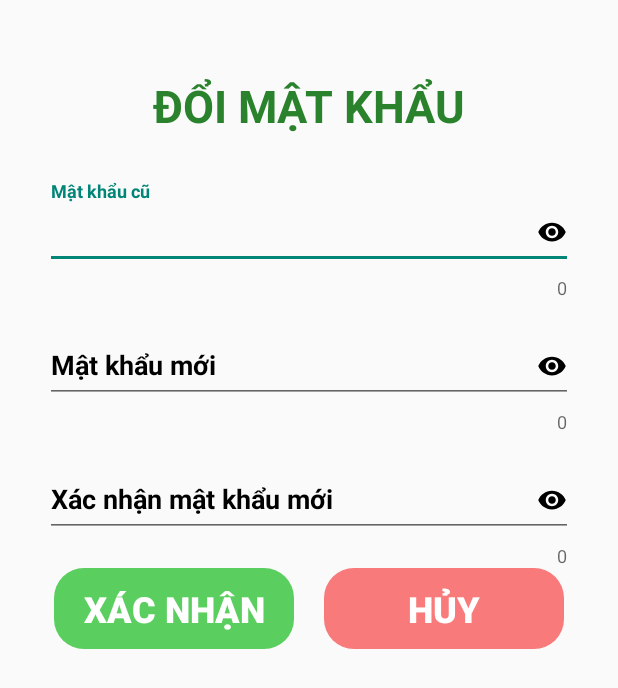
After one commit to tranvu2112/WarehouseManager, an Android app: the layout change_pass_dialog_layout.xml on its own in the app's theme, with its tools: preview values and no code run, on a phone screen of 412 x 824 dp. The commit adds this screen. Shown: the top 688 px of the screen. Run offline under Robolectric (Android 15) with nearby library versions, the phone set to English and light mode, and no system bars.

Commit message:
hoàn thiện chức năng đổi mật khẩu

```diff
--- a/app/src/main/java/com/tranvu1805/warehousemanager/LoginActivity.java
+++ b/app/src/main/java/com/tranvu1805/warehousemanager/LoginActivity.java
@@ -67,7 +67,9 @@ public class LoginActivity extends AppCompatActivity {
         SharedPreferences sharedPreferences = getSharedPreferences("user",MODE_PRIVATE);
         SharedPreferences.Editor editor = sharedPreferences.edit();
         editor.putString("account", userDTO.getAccount());
-        editor.putInt("idUser", userDTO.getId());
+        editor.putInt("idAccount", userDTO.getId());
+        editor.putString("name", userDTO.getName());
+        editor.putString("email", userDTO.getEmail());
         editor.putInt("role", userDTO.getRole());
         editor.putString("password", userDTO.getPass());
         editor.putBoolean("checked",chkRemember.isChecked());
--- /dev/null
+++ b/app/src/main/res/layout/change_pass_dialog_layout.xml
@@ -0,0 +1,115 @@
+<?xml version="1.0" encoding="utf-8"?>
+<LinearLayout xmlns:android="http://schemas.android.com/apk/res/android"
+    xmlns:app="http://schemas.android.com/apk/res-auto"
+    xmlns:tools="http://schemas.android.com/tools"
+    android:layout_width="match_parent"
+    android:layout_height="wrap_content"
+    android:layout_marginTop="10dp"
+    android:gravity="center_horizontal"
+    android:orientation="vertical"
+    android:paddingHorizontal="20dp"
+    android:paddingVertical="40dp"
+    tools:context=".AddAccount">
+
+    <TextView
+        android:layout_width="wrap_content"
+        android:layout_height="wrap_content"
+        android:layout_marginBottom="20dp"
+        android:text="@string/change_pass"
+        android:textAllCaps="true"
+        android:textColor="#2A822D"
+        android:textSize="30sp"
+        android:textStyle="bold" />
+
+    <com.google.android.material.textfield.TextInputLayout
+        android:layout_width="match_parent"
+        android:layout_height="wrap_content"
+        android:layout_marginTop="10dp"
+        android:paddingHorizontal="10dp"
+        android:textColorHint="@color/black"
+        app:counterEnabled="true"
+        app:errorEnabled="true">
+
+        <com.google.android.material.textfield.TextInputEditText
+            android:id="@+id/edtOldPassChange"
+            android:layout_width="match_parent"
+            android:layout_height="48dp"
+            android:drawableEnd="@drawable/visible"
+            android:hint="@string/old_pass"
+            android:inputType="textPassword"
+            android:textColor="@color/black"
+            android:textStyle="bold" />
+    </com.google.android.material.textfield.TextInputLayout>
+
+    <com.google.android.material.textfield.TextInputLayout
+        android:layout_width="match_parent"
+        android:layout_height="wrap_content"
+        android:layout_marginTop="10dp"
+        android:paddingHorizontal="10dp"
+        android:textColorHint="@color/black"
+        app:counterEnabled="true"
+        app:errorEnabled="true">
+
+        <com.google.android.material.textfield.TextInputEditText
+            android:id="@+id/edtNewPassChange"
+            android:layout_width="match_parent"
+            android:layout_height="48dp"
+            android:drawableEnd="@drawable/visible"
+            android:hint="@string/new_pass"
+            android:inputType="textPassword"
+            android:textColor="@color/black"
+            android:textStyle="bold" />
+    </com.google.android.material.textfield.TextInputLayout>
+
+    <com.google.android.material.textfield.TextInputLayout
+        android:layout_width="match_parent"
+        android:layout_height="wrap_content"
+        android:layout_marginTop="10dp"
+        android:paddingHorizontal="10dp"
+        android:textColorHint="@color/black"
+        app:counterEnabled="true"
+        app:errorEnabled="true">
+
+        <com.google.android.material.textfield.TextInputEditText
+            android:id="@+id/edtConfirmNewPassChange"
+            android:layout_width="match_parent"
+            android:layout_height="48dp"
+            android:drawableEnd="@drawable/visible"
+            android:hint="@string/confirm_new_pass"
+            android:inputType="textPassword"
+            android:textColor="@color/black"
+            android:textStyle="bold" />
+    </com.google.android.material.textfield.TextInputLayout>
+
+
+    <LinearLayout
+        android:layout_width="match_parent"
+        android:layout_height="wrap_content"
+        android:gravity="center_horizontal"
+        android:orientation="horizontal">
+
+        <Button
+            android:id="@+id/btnConfirmChange"
+            style="?android:attr/buttonBarButtonStyle"
+            android:layout_width="wrap_content"
+            android:layout_height="wrap_content"
+            android:background="@drawable/confirm_button"
+            android:text="@string/confirm"
+            android:textColor="#fff"
+            android:textSize="24sp"
+            android:textStyle="bold" />
+
+        <Button
+            android:id="@+id/btnCancelChange"
+            style="?android:attr/buttonBarButtonStyle"
+            android:layout_width="wrap_content"
+            android:layout_height="wrap_content"
+            android:layout_marginStart="20dp"
+            android:background="@drawable/cancel_button"
+            android:text="@string/cancel"
+            android:textColor="#fff"
+            android:textSize="24sp"
+            android:textStyle="bold" />
+
+    </LinearLayout>
+</LinearLayout>
--- a/app/src/main/res/values/strings.xml
+++ b/app/src/main/res/values/strings.xml
@@ -27,5 +27,9 @@
     <string name="edit_user">Sửa tài khoản</string>
     <string name="admin">Admin</string>
     <string name="staff">Nhân viên</string>
+    <string name="change_pass">Đổi mật khẩu</string>
+    <string name="old_pass">Mật khẩu cũ</string>
+    <string name="new_pass">Mật khẩu mới</string>
+    <string name="confirm_new_pass">Xác nhận mật khẩu mới</string>
 
 </resources>
```
Also changed, not shown: app/src/main/java/com/tranvu1805/warehousemanager/HomeActivity.java (+69 -13 lines), app/src/main/res/layout/activity_home.xml (+6 -5 lines).
